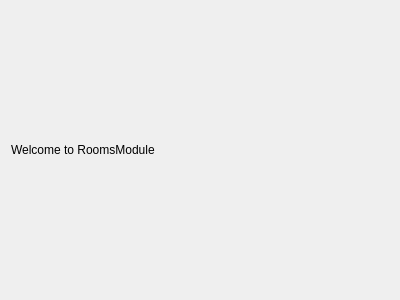
The window that rooms.ui (WeWeBunnyX/HotelReservationSQL_Application) describes before a commit, drawn with Qt 5.
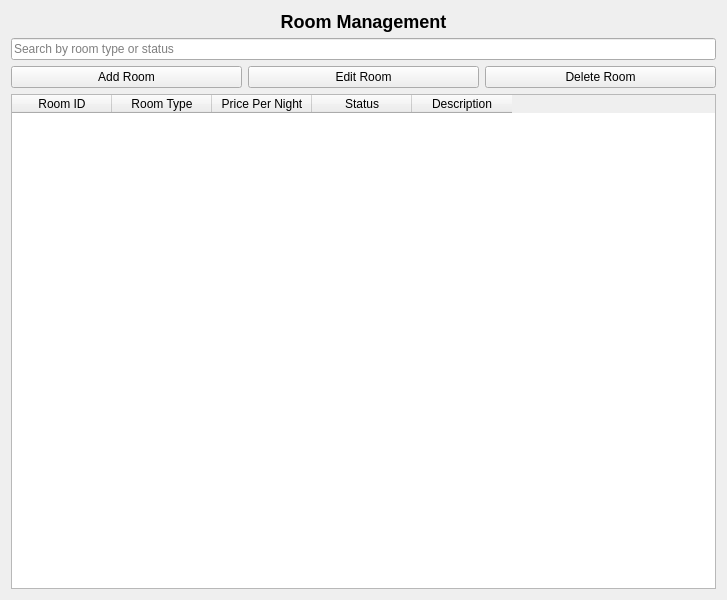
The same window after the commit.

The edit to the form file:
```diff
--- a/rooms.ui
+++ b/rooms.ui
@@ -6,8 +6,8 @@
    <rect>
     <x>0</x>
     <y>0</y>
-    <width>400</width>
-    <height>300</height>
+    <width>727</width>
+    <height>600</height>
    </rect>
   </property>
   <property name="windowTitle">
@@ -15,10 +15,81 @@
   </property>
   <layout class="QVBoxLayout" name="verticalLayout">
    <item>
-    <widget class="QLabel" name="label">
+    <widget class="QLabel" name="titleLabel">
+     <property name="styleSheet">
+      <string notr="true">font-weight: bold; font-size: 18px;</string>
+     </property>
      <property name="text">
-      <string>Welcome to RoomsModule</string>
+      <string>Room Management</string>
      </property>
+     <property name="alignment">
+      <set>Qt::AlignCenter</set>
+     </property>
+    </widget>
+   </item>
+   <item>
+    <layout class="QHBoxLayout" name="searchLayout">
+     <item>
+      <widget class="QLineEdit" name="searchLineEdit">
+       <property name="placeholderText">
+        <string>Search by room type or status</string>
+       </property>
+      </widget>
+     </item>
+    </layout>
+   </item>
+   <item>
+    <layout class="QHBoxLayout" name="buttonLayout">
+     <item>
+      <widget class="QPushButton" name="addRoomButton">
+       <property name="text">
+        <string>Add Room</string>
+       </property>
+      </widget>
+     </item>
+     <item>
+      <widget class="QPushButton" name="editRoomButton">
+       <property name="text">
+        <string>Edit Room</string>
+       </property>
+      </widget>
+     </item>
+     <item>
+      <widget class="QPushButton" name="deleteRoomButton">
+       <property name="text">
+        <string>Delete Room</string>
+       </property>
+      </widget>
+     </item>
+    </layout>
+   </item>
+   <item>
+    <widget class="QTableWidget" name="roomsTable">
+     <column>
+      <property name="text">
+       <string>Room ID</string>
+      </property>
+     </column>
+     <column>
+      <property name="text">
+       <string>Room Type</string>
+      </property>
+     </column>
+     <column>
+      <property name="text">
+       <string>Price Per Night</string>
+      </property>
+     </column>
+     <column>
+      <property name="text">
+       <string>Status</string>
+      </property>
+     </column>
+     <column>
+      <property name="text">
+       <string>Description</string>
+      </property>
+     </column>
     </widget>
    </item>
   </layout>
```
Left out of the diff: 4 changed lines with no effect on the pictures.
